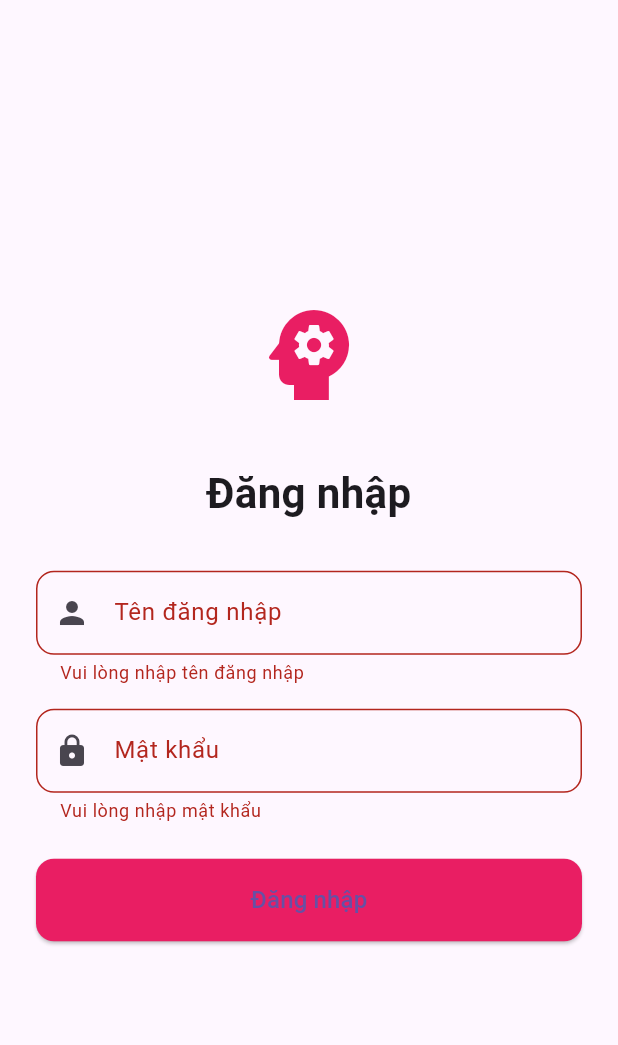
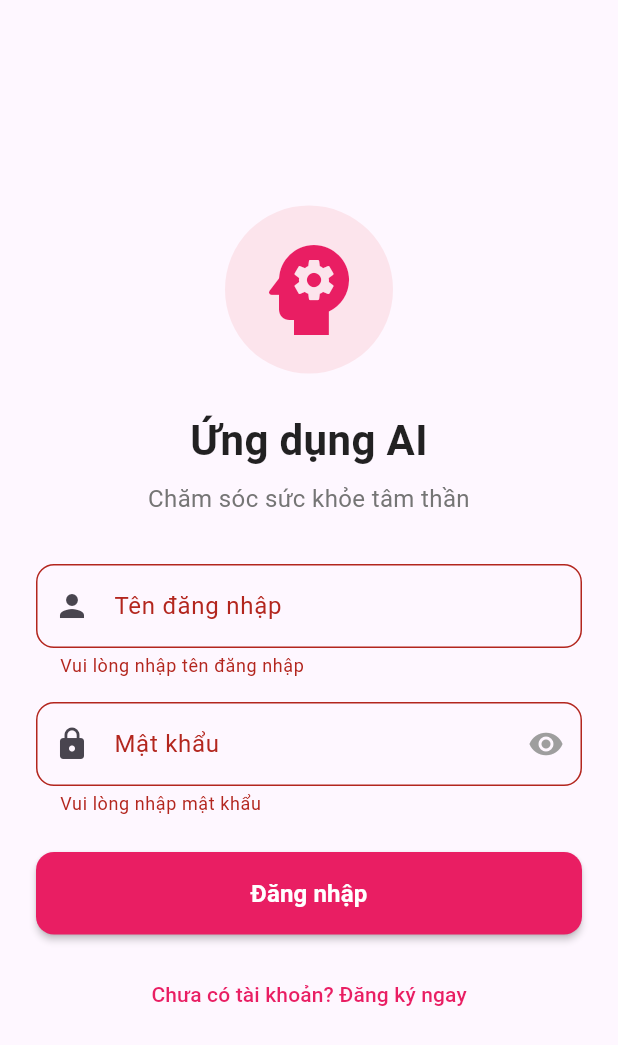
Before and after one commit to kiu-chan/health, a Flutter app: the screen it shows after launch, after a tap on "Đăng nhập", on a phone screen of 412 x 824 dp. Shown: the top 1045 px of the screen. Run offline on Flutter 3.47's test engine with Material 3 defaults, Android fonts, the phone set to English and light mode, and no system bars; our stand-ins replace shared_preferences.

Commit message:
thêm đăng ký

```diff
--- a/lib/src/auth_wrapper.dart
+++ b/lib/src/auth_wrapper.dart
@@ -1,5 +1,5 @@
 import 'package:flutter/material.dart';
-import 'package:health/src/login_page.dart';
+import 'package:health/src/pages/account/login_page.dart';
 import 'package:shared_preferences/shared_preferences.dart';
 
 class AuthWrapper extends StatelessWidget {
--- a/lib/src/login_page.dart
+++ /dev/null
@@ -1,161 +0,0 @@
-import 'package:flutter/material.dart';
-import 'package:health/src/pages/select_page.dart';
-import 'package:shared_preferences/shared_preferences.dart';
-
-class LoginPage extends StatefulWidget {
-  const LoginPage({Key? key}) : super(key: key);
-
-  @override
-  LoginPageState createState() => LoginPageState();
-}
-
-class LoginPageState extends State<LoginPage> {
-  final _formKey = GlobalKey<FormState>();
-  final _usernameController = TextEditingController();
-  final _passwordController = TextEditingController();
-  bool _isLoading = false;
-  String _errorMessage = '';
-
-  Future<void> _login() async {
-    if (_formKey.currentState!.validate()) {
-      setState(() {
-        _isLoading = true;
-        _errorMessage = '';
-      });
-
-      // Simulate network delay
-      await Future.delayed(const Duration(seconds: 1));
-
-      if (_usernameController.text == 'abcd' && _passwordController.text == '123456') {
-        final prefs = await SharedPreferences.getInstance();
-        await prefs.setBool('isLoggedIn', true);
-        await prefs.setString('username', _usernameController.text);
-
-        if (mounted) {
-          Navigator.of(context).pushReplacement(
-            MaterialPageRoute(builder: (context) => const SelectPage()),
-          );
-        }
-      } else {
-        setState(() {
-          _errorMessage = 'Invalid username or password';
-          _isLoading = false;
-        });
-      }
-    }
-  }
-
-  @override
-  Widget build(BuildContext context) {
-    return Scaffold(
-      body: SafeArea(
-        child: Center(
-          child: SingleChildScrollView(
-            padding: const EdgeInsets.all(24.0),
-            child: Form(
-              key: _formKey,
-              child: Column(
-                mainAxisAlignment: MainAxisAlignment.center,
-                crossAxisAlignment: CrossAxisAlignment.stretch,
-                children: [
-                  const Icon(
-                    Icons.psychology,
-                    size: 80,
-                    color: Colors.pink,
-                  ),
-                  const SizedBox(height: 32),
-                  const Text(
-                    'Đăng nhập',
-                    style: TextStyle(
-                      fontSize: 28,
-                      fontWeight: FontWeight.bold,
-                    ),
-                    textAlign: TextAlign.center,
-                  ),
-                  const SizedBox(height: 32),
-                  TextFormField(
-                    controller: _usernameController,
-                    decoration: InputDecoration(
-                      labelText: 'Tên đăng nhập',
-                      prefixIcon: const Icon(Icons.person),
-                      border: OutlineInputBorder(
-                        borderRadius: BorderRadius.circular(12),
-                      ),
-                    ),
-                    validator: (value) {
-                      if (value == null || value.isEmpty) {
-                        return 'Vui lòng nhập tên đăng nhập';
-                      }
-                      return null;
-                    },
-                  ),
-                  const SizedBox(height: 16),
-                  TextFormField(
-                    controller: _passwordController,
-                    decoration: InputDecoration(
-                      labelText: 'Mật khẩu',
-                      prefixIcon: const Icon(Icons.lock),
-                      border: OutlineInputBorder(
-                        borderRadius: BorderRadius.circular(12),
-                      ),
-                    ),
-                    obscureText: true,
-                    validator: (value) {
-                      if (value == null || value.isEmpty) {
-                        return 'Vui lòng nhập mật khẩu';
-                      }
-                      return null;
-                    },
-                  ),
-                  const SizedBox(height: 24),
-                  if (_errorMessage.isNotEmpty)
-                    Padding(
-                      padding: const EdgeInsets.only(bottom: 16),
-                      child: Text(
-                        _errorMessage,
-                        style: const TextStyle(
-                          color: Colors.red,
-                          fontSize: 14,
-                        ),
-                        textAlign: TextAlign.center,
-                      ),
-                    ),
-                  ElevatedButton(
-                    onPressed: _isLoading ? null : _login,
-                    style: ElevatedButton.styleFrom(
-                      backgroundColor: Colors.pink,
-                      padding: const EdgeInsets.symmetric(vertical: 16),
-                      shape: RoundedRectangleBorder(
-                        borderRadius: BorderRadius.circular(12),
-                      ),
-                    ),
-                    child: _isLoading
-                        ? const SizedBox(
-                            height: 20,
-                            width: 20,
-                            child: CircularProgressIndicator(
-                              strokeWidth: 2,
-                              valueColor: AlwaysStoppedAnimation<Color>(Colors.white),
-                            ),
-                          )
-                        : const Text(
-                            'Đăng nhập',
-                            style: TextStyle(fontSize: 16),
-                          ),
-                  ),
-                ],
-              ),
-            ),
-          ),
-        ),
-      ),
-    );
-  }
-
-  @override
-  void dispose() {
-    _usernameController.dispose();
-    _passwordController.dispose();
-    super.dispose();
-  }
-}
--- /dev/null
+++ b/lib/src/pages/account/login_page.dart
@@ -0,0 +1,268 @@
+// login_page.dart
+
+import 'package:flutter/material.dart';
+import 'package:health/src/pages/account/register_page.dart';
+import 'package:health/src/pages/select_page.dart';
+import 'package:shared_preferences/shared_preferences.dart';
+
+class LoginPage extends StatefulWidget {
+  const LoginPage({Key? key}) : super(key: key);
+
+  @override
+  LoginPageState createState() => LoginPageState();
+}
+
+class LoginPageState extends State<LoginPage> {
+  final _formKey = GlobalKey<FormState>();
+  final _usernameController = TextEditingController();
+  final _passwordController = TextEditingController();
+  bool _isLoading = false;
+  String _errorMessage = '';
+  bool _obscurePassword = true;
+
+  Future<void> _login() async {
+    if (_formKey.currentState!.validate()) {
+      setState(() {
+        _isLoading = true;
+        _errorMessage = '';
+      });
+
+      // Simulate network delay
+      await Future.delayed(const Duration(seconds: 1));
+
+      final prefs = await SharedPreferences.getInstance();
+      final registeredUsers = prefs.getStringList('registered_users') ?? [];
+      final username = _usernameController.text;
+      final password = _passwordController.text;
+
+      // Special case for default account
+      if (username == 'abcd' && password == '123456') {
+        await prefs.setBool('isLoggedIn', true);
+        await prefs.setString('username', username);
+
+        if (mounted) {
+          Navigator.of(context).pushReplacement(
+            MaterialPageRoute(builder: (context) => const SelectPage()),
+          );
+        }
+        return;
+      }
+
+      // Check registered users
+      if (registeredUsers.contains(username)) {
+        final storedPassword = prefs.getString('user_${username}_password');
+        if (storedPassword == password) {
+          await prefs.setBool('isLoggedIn', true);
+          await prefs.setString('username', username);
+
+          if (mounted) {
+            Navigator.of(context).pushReplacement(
+              MaterialPageRoute(builder: (context) => const SelectPage()),
+            );
+          }
+          return;
+        }
+      }
+
+      setState(() {
+        _errorMessage = 'Tên đăng nhập hoặc mật khẩu không đúng';
+        _isLoading = false;
+      });
+    }
+  }
+
+  @override
+  Widget build(BuildContext context) {
+    return Scaffold(
+      body: SafeArea(
+        child: Center(
+          child: SingleChildScrollView(
+            padding: const EdgeInsets.all(24.0),
+            child: Form(
+              key: _formKey,
+              child: Column(
+                mainAxisAlignment: MainAxisAlignment.center,
+                crossAxisAlignment: CrossAxisAlignment.stretch,
+                children: [
+                  _buildHeader(),
+                  const SizedBox(height: 32),
+                  _buildLoginForm(),
+                  const SizedBox(height: 24),
+                  _buildButtons(),
+                ],
+              ),
+            ),
+          ),
+        ),
+      ),
+    );
+  }
+
+  Widget _buildHeader() {
+    return Column(
+      children: [
+        Container(
+          padding: const EdgeInsets.all(16),
+          decoration: BoxDecoration(
+            color: Colors.pink.shade50,
+            shape: BoxShape.circle,
+          ),
+          child: const Icon(
+            Icons.psychology,
+            size: 80,
+            color: Colors.pink,
+          ),
+        ),
+        const SizedBox(height: 24),
+        const Text(
+          'Ứng dụng AI',
+          style: TextStyle(
+            fontSize: 28,
+            fontWeight: FontWeight.bold,
+            color: Colors.black87,
+          ),
+          textAlign: TextAlign.center,
+        ),
+        const SizedBox(height: 8),
+        Text(
+          'Chăm sóc sức khỏe tâm thần',
+          style: TextStyle(
+            fontSize: 16,
+            color: Colors.grey.shade600,
+          ),
+          textAlign: TextAlign.center,
+        ),
+      ],
+    );
+  }
+
+  Widget _buildLoginForm() {
+    return Column(
+      crossAxisAlignment: CrossAxisAlignment.stretch,
+      children: [
+        TextFormField(
+          controller: _usernameController,
+          decoration: InputDecoration(
+            labelText: 'Tên đăng nhập',
+            prefixIcon: const Icon(Icons.person),
+            border: OutlineInputBorder(
+              borderRadius: BorderRadius.circular(12),
+            ),
+            focusedBorder: OutlineInputBorder(
+              borderRadius: BorderRadius.circular(12),
+              borderSide: BorderSide(color: Colors.pink.shade400, width: 2),
+            ),
+            floatingLabelStyle: TextStyle(color: Colors.pink.shade400),
+          ),
+          validator: (value) {
+            if (value == null || value.isEmpty) {
+              return 'Vui lòng nhập tên đăng nhập';
+            }
+            return null;
+          },
+        ),
+        const SizedBox(height: 16),
+        TextFormField(
+          controller: _passwordController,
+          decoration: InputDecoration(
+            labelText: 'Mật khẩu',
+            prefixIcon: const Icon(Icons.lock),
+            suffixIcon: IconButton(
+              icon: Icon(
+                _obscurePassword ? Icons.visibility : Icons.visibility_off,
+                color: Colors.grey,
+              ),
+              onPressed: () => setState(() => _obscurePassword = !_obscurePassword),
+            ),
+            border: OutlineInputBorder(
+              borderRadius: BorderRadius.circular(12),
+            ),
+            focusedBorder: OutlineInputBorder(
+              borderRadius: BorderRadius.circular(12),
+              borderSide: BorderSide(color: Colors.pink.shade400, width: 2),
+            ),
+            floatingLabelStyle: TextStyle(color: Colors.pink.shade400),
+          ),
+          obscureText: _obscurePassword,
+          validator: (value) {
+            if (value == null || value.isEmpty) {
+              return 'Vui lòng nhập mật khẩu';
+            }
+            return null;
+          },
+        ),
+        if (_errorMessage.isNotEmpty)
+          Padding(
+            padding: const EdgeInsets.only(top: 16),
+            child: Text(
+              _errorMessage,
+              style: const TextStyle(
+                color: Colors.red,
+                fontSize: 14,
+              ),
+              textAlign: TextAlign.center,
+            ),
+          ),
+      ],
+    );
+  }
+
+  Widget _buildButtons() {
+    return Column(
+      crossAxisAlignment: CrossAxisAlignment.stretch,
+      children: [
+        ElevatedButton(
+          onPressed: _isLoading ? null : _login,
+          style: ElevatedButton.styleFrom(
+            backgroundColor: Colors.pink,
+            foregroundColor: Colors.white,
+            padding: const EdgeInsets.symmetric(vertical: 16),
+            shape: RoundedRectangleBorder(
+              borderRadius: BorderRadius.circular(12),
+            ),
+            elevation: 2,
+          ),
+          child: _isLoading
+              ? const SizedBox(
+                  height: 20,
+                  width: 20,
+                  child: CircularProgressIndicator(
+                    strokeWidth: 2,
+                    valueColor: AlwaysStoppedAnimation<Color>(Colors.white),
+                  ),
+                )
+              : const Text(
+                  'Đăng nhập',
+                  style: TextStyle(
+                    fontSize: 16,
+                    fontWeight: FontWeight.bold,
+                  ),
+                ),
+        ),
+        const SizedBox(height: 16),
+        TextButton(
+          onPressed: () {
+            Navigator.push(
+              context,
+              MaterialPageRoute(builder: (context) => const RegisterPage()),
+            );
+          },
+          style: TextButton.styleFrom(
+            foregroundColor: Colors.pink,
+          ),
+          child: const Text(
+            'Chưa có tài khoản? Đăng ký ngay',
+            style: TextStyle(fontSize: 14),
+          ),
+        ),
+      ],
+    );
+  }
+
+  @override
+  void dispose() {
+    _usernameController.dispose();
+    _passwordController.dispose();
+    super.dispose();
+  }
+}
--- a/lib/src/pages/home/home_page.dart
+++ b/lib/src/pages/home/home_page.dart
@@ -1,5 +1,5 @@
 import 'package:flutter/material.dart';
-import 'package:health/src/login_page.dart';
+import 'package:health/src/pages/account/login_page.dart';
 import 'package:shared_preferences/shared_preferences.dart';
 
 class HomePage extends StatelessWidget {
```
Also changed, not shown: lib/src/pages/account/register_page.dart (added, +238 -0 lines).
